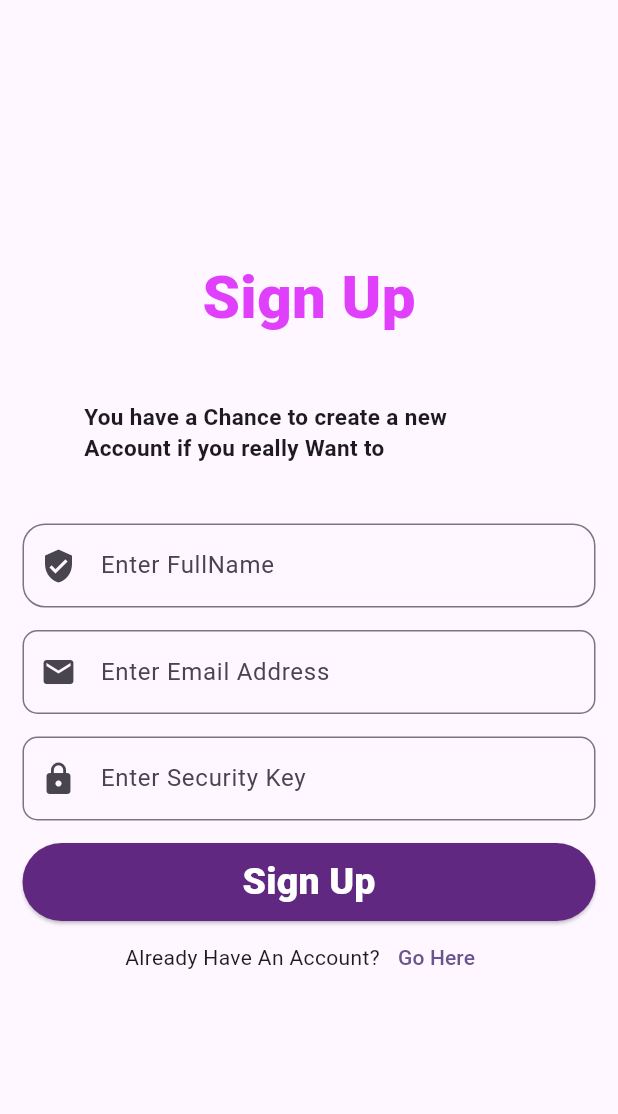
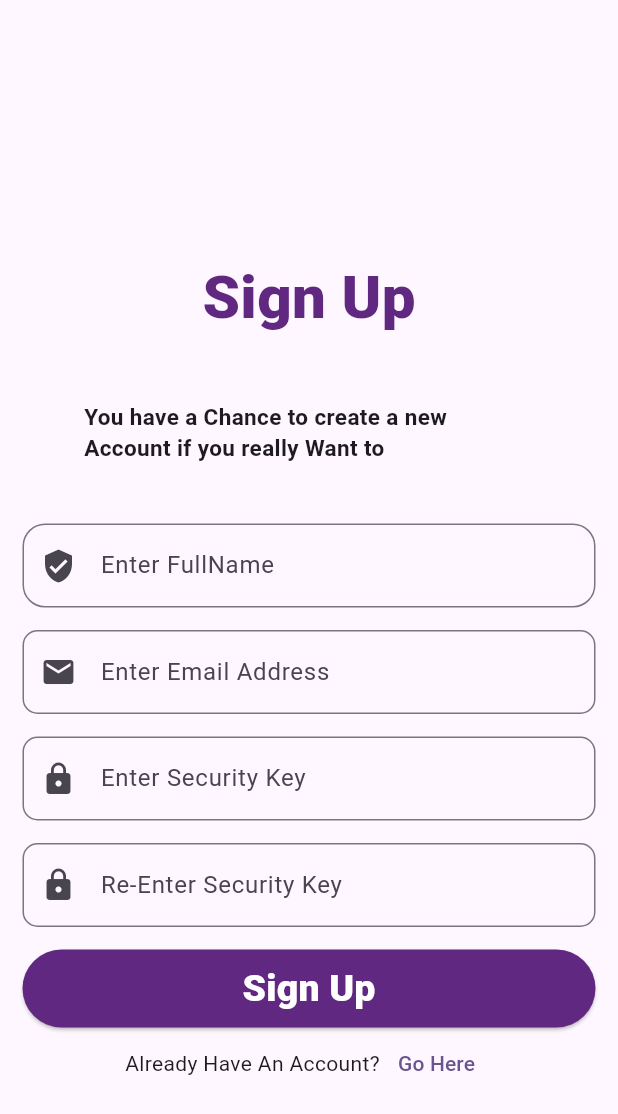
Before and after one commit to KelvinTechies/flutter_banking, a Flutter app: the screen it shows after launch, after a tap on the "chevron left" icon, on a phone screen of 412 x 824 dp. Shown: the top 1114 px of the screen. Run offline on Flutter 3.47's test engine with Material 2 defaults, Android fonts, the phone set to English and light mode, and no system bars; our stand-ins replace fl_chart, font_awesome_flutter.

Commit message:
Commiting to changes

```diff
--- a/lib/Pages/login.dart
+++ b/lib/Pages/login.dart
@@ -42,7 +42,9 @@ class _LoginPageState extends State<LoginPage> {
                         style: TextStyle(
                             fontWeight: FontWeight.w900,
                             fontSize: 40,
-                            color: Colors.purpleAccent),
+                            color: Color.fromARGB(255, 97, 40, 130)
+                            // color: Colors.purpleAccent
+                            ),
                       ),
                       SizedBox(
                         height: 20,
--- a/lib/Pages/register.dart
+++ b/lib/Pages/register.dart
@@ -29,7 +29,7 @@ class _RegisterPageState extends State<RegisterPage> {
                       style: TextStyle(
                         fontWeight: FontWeight.w900,
                         fontSize: 40,
-                        color: Colors.purpleAccent,
+                        color: Color.fromARGB(255, 97, 40, 130),
                       ),
                     ),
                     SizedBox(
@@ -85,6 +85,18 @@ class _RegisterPageState extends State<RegisterPage> {
                     SizedBox(
                       height: 15,
                     ),
+                    TextField(
+                      keyboardType: TextInputType.phone,
+                      decoration: InputDecoration(
+                          border: OutlineInputBorder(
+                              borderSide: BorderSide(width: 10),
+                              borderRadius: BorderRadius.circular(10)),
+                          prefixIcon: Icon(Icons.lock),
+                          hintText: "Re-Enter Security Key"),
+                    ),
+                    SizedBox(
+                      height: 15,
+                    ),
                     ElevatedButton(
                         style: ButtonStyle(
                             backgroundColor: MaterialStatePropertyAll(
--- a/lib/Pages/verify_page.dart
+++ b/lib/Pages/verify_page.dart
@@ -24,17 +24,19 @@ class _VerifyPageState extends State<VerifyPage> {
                 /* SizedBox(
                   height: 45,
                 ), */
-                Stack(
-                  children: [
+                /* Stack(
+                  children: [ */
                 Container(
                     color: Color.fromARGB(255, 97, 40, 130),
-                        height: 400,
+                    height: 440,
                     width: MediaQuery.of(context).size.width,
-                        child: Row(
+                    child: Column(
+                      children: [
+                        Row(
                           mainAxisAlignment: MainAxisAlignment.spaceEvenly,
                           children: [
                             SizedBox(
-                              height: 15,
+                              height: 200,
                             ),
                             CircleAvatar(
                                 child: IconButton(
@@ -58,19 +60,29 @@ class _VerifyPageState extends State<VerifyPage> {
                               height: 20,
                             ),
                           ],
-                        )),
+                        ),
                         SizedBox(
                           height: 20,
                         ),
                         Container(
-                      child: Center(
+                          width: 200,
+                          height: 220,
+                          decoration: BoxDecoration(
+                              image: DecorationImage(
+                                  fit: BoxFit.cover,
+                                  image: AssetImage(
+                                      "assets/images/bave-pictures-fl7bASYZgXo-unsplash-removebg-preview.png"))),
+                          /*  child: Center(
                             child: Image.asset(
-                            height: 300,
+                                height: 200,
                                 "assets/images/bave-pictures-fl7bASYZgXo-unsplash-removebg-preview.png"),
-                      ),
+                          ), */
                         ),
                       ],
-                ),
+                    )),
+
+                /*  ],
+                ), */
                 SizedBox(
                   height: 20,
                 ),
```
Lines whose indentation alone changed are shown as unchanged.
